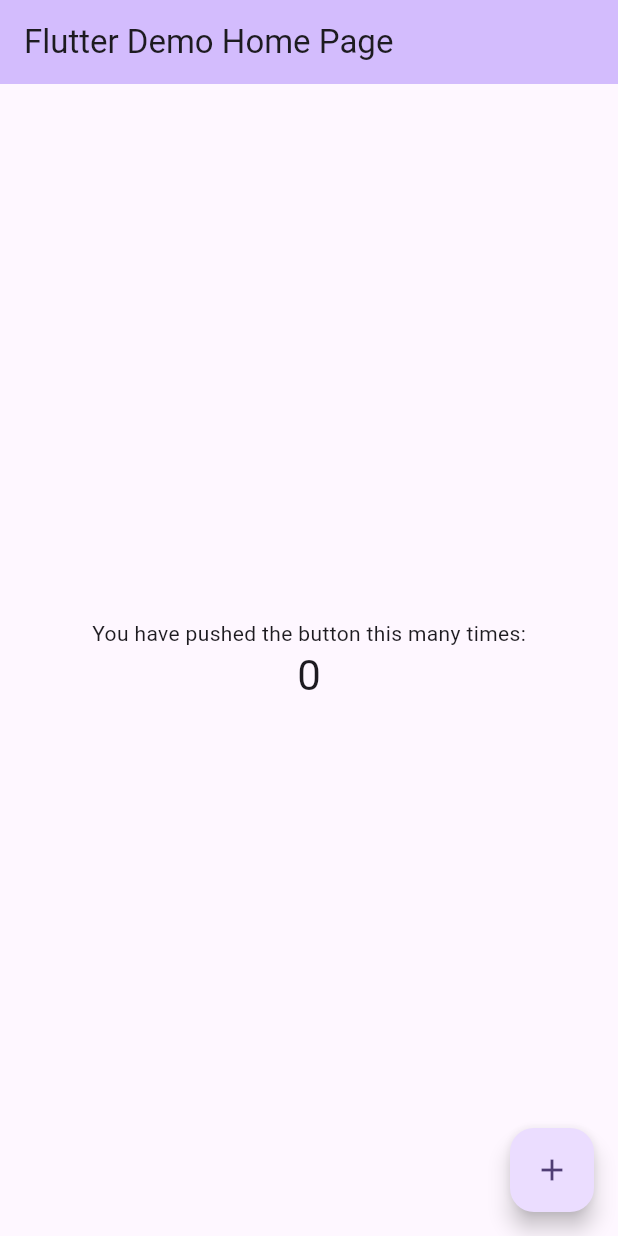
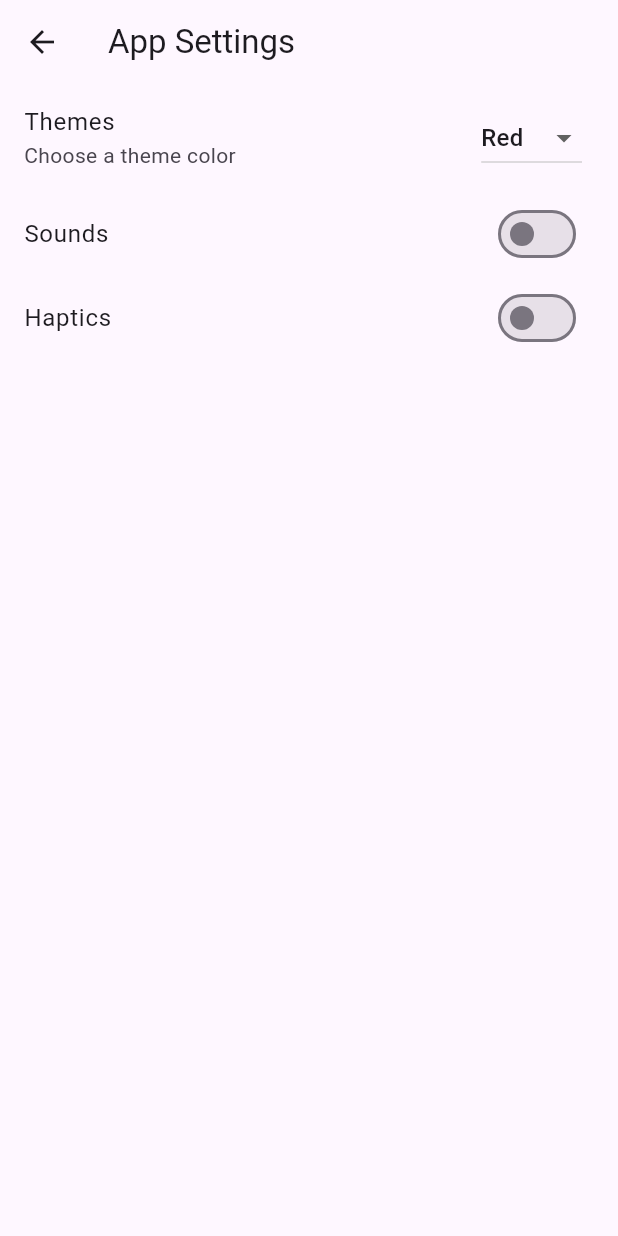
Before and after one commit to SalilMonga/cheesecakeFactory, a Flutter app: the screen it shows after launch, on a phone screen of 412 x 824 dp. Run offline on Flutter 3.47's test engine with Material 3 defaults, Android fonts, the phone set to English and light mode, and no system bars; our stand-ins replace audioplayers.

Commit message:
Sounds experiment

```diff
--- /dev/null
+++ b/cheesecakefactory/lib/Settings.dart
@@ -0,0 +1,94 @@
+import 'package:flutter/material.dart';
+import 'package:audioplayers/audioplayers.dart';
+
+class Settings extends StatefulWidget {
+  @override
+  _SettingsState createState() => _SettingsState();
+}
+
+class _SettingsState extends State<Settings> {
+  bool _soundsEnabled = false;
+  bool _hapticsEnabled = false;
+  String _selectedTheme = 'Red';
+  final AudioPlayer player = AudioPlayer();
+
+  @override
+  void dispose() {
+    player.dispose();
+    super.dispose();
+  }
+
+  Future<void> _playSound() async {
+    try {
+      await player.play(AssetSource('assets/fan.mp3'));
+    } catch (e) {
+      print('Error playing sound: $e');
+    }
+  }
+
+  Future<void> _stopSound() async {
+    try {
+      await player.stop();
+    } catch (e) {
+      print('Error stopping sound: $e');
+    }
+  }
+
+  @override
+  Widget build(BuildContext context) {
+    return Scaffold(
+      appBar: AppBar(
+        title: Text('App Settings'),
+        leading: IconButton(
+          icon: Icon(Icons.arrow_back),
+          onPressed: () {},
+        ),
+      ),
+      body: ListView(
+        children: [
+          ListTile(
+            title: Text('Themes'),
+            subtitle: Text('Choose a theme color'),
+            trailing: DropdownButton<String>(
+              value: _selectedTheme,
+              items: ['Red', 'Green', 'Blue'].map((String value) {
+                return DropdownMenuItem<String>(
+                  value: value,
+                  child: Text(value),
+                );
+              }).toList(),
+              onChanged: (String? newValue) {
+                setState(() {
+                  _selectedTheme = newValue!;
+                });
+              },
+            ),
+          ),
+          SwitchListTile(
+            title: Text('Sounds'),
+            value: _soundsEnabled,
+            onChanged: (bool value) async {
+              setState(() {
+                _soundsEnabled = value;
+              });
+              if (value) {
+                await _playSound();
+              } else {
+                await _stopSound();
+              }
+            },
+          ),
+          SwitchListTile(
+            title: Text('Haptics'),
+            value: _hapticsEnabled,
+            onChanged: (bool value) {
+              setState(() {
+                _hapticsEnabled = value;
+              });
+            },
+          ),
+        ],
+      ),
+    );
+  }
+}
--- a/cheesecakefactory/lib/main.dart
+++ b/cheesecakefactory/lib/main.dart
@@ -1,3 +1,4 @@
+import 'package:cheesecakefactory/Settings.dart'; // Import the settings.dart file
 import 'package:flutter/material.dart';
 
 void main() {
@@ -31,7 +32,8 @@ class MyApp extends StatelessWidget {
         colorScheme: ColorScheme.fromSeed(seedColor: Colors.deepPurple),
         useMaterial3: true,
       ),
-      home: const MyHomePage(title: 'Flutter Demo Home Page'),
+      // home: const MyHomePage(title: 'Flutter Demo Home Page'),
+      home: Settings(),
     );
   }
 }
@@ -123,3 +125,74 @@ class _MyHomePageState extends State<MyHomePage> {
     );
   }
 }
+
+// import 'package:flutter/material.dart';
+
+// class Home extends StatefulWidget {
+//   const Home({super.key});
+//   @override
+//   State<Home> createState() => _HomeState();
+// }
+
+// class _HomeState extends State<Home> {
+//   final player = AudioPlayer();
+//   String formatDuration(Duration d) {
+//     final minutes = d.inMinutes.remainder(60);
+//     final seconds = d.inSeconds.remainder(60);
+//     return "${minutes.toString().padLeft(2, '0')}:${seconds.toString().padLeft(2, '0')}";
+//   }
+
+//   void handlePlayPause() {
+//     if (player.playing) {
+//       player.pause();
+//     } else {
+//       player.play();
+//     }
+//   }
+
+//   void handleSeek(double value) {
+//     player.seek(Duration(seconds: value.toInt()));
+//   }
+
+//   Duration position = Duration.zero;
+//   Duration duration = Duration.zero;
+//   @override
+//   void initState() {
+//     super.initState();
+//     player.setUrl('https://download.samplelib.com/mp3/sample-15s.mp3');
+//     player.positionStream.listen((p) {
+//       setState(() => position = p);
+//     });
+//     player.durationStream.listen((d) {
+//       setState(() => duration = d);
+//     });
+//   }
+
+//   @override
+//   Widget build(BuildContext context) {
+//     return Scaffold(
+//         appBar: AppBar(
+//           centerTitle: true,
+//           title: const Text('FLUTTER GUYS'),
+//         ),
+//         body: Padding(
+//           padding: const EdgeInsets.all(20.0),
+//           child: Column(
+//             children: [
+//               Text(formatDuration(position)),
+//               Slider(
+//                 min: 0.0,
+//                 max: duration.inSeconds.toDouble(),
+//                 value: position.inSeconds.toDouble(),
+//                 onChanged: handleSeek,
+//               ),
+//               Text(formatDuration(duration)),
+//               IconButton(
+//                 icon: Icon(player.playing ? Icons.pause : Icons.play_arrow),
+//                 onPressed: handlePlayPause,
+//               ),
+//             ],
+//           ),
+//         ));
+//   }
+// }
```
Also changed, not shown: cheesecakefactory/pubspec.yaml (+9 -72 lines), cheesecakefactory/pubspec.lock, 135 other files.
